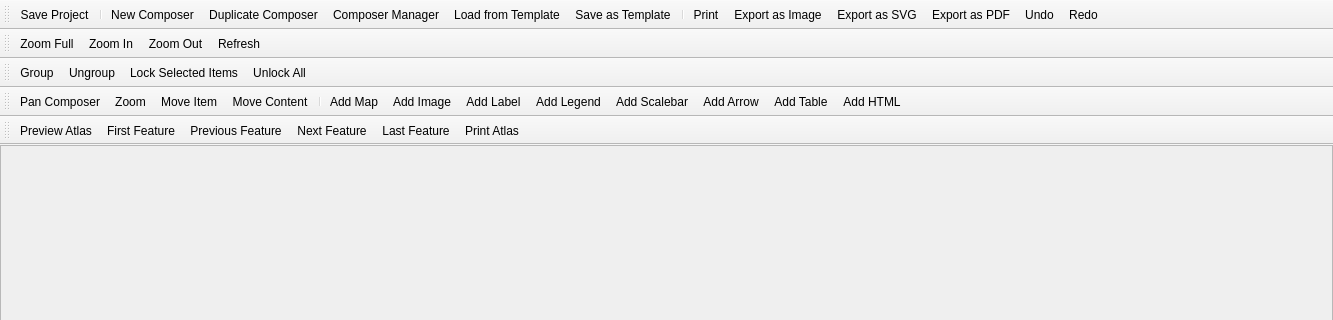
Above: src/ui/qgscomposerbase.ui from qgis/QGIS before the change; both pictures show x 0 to 1333 and y 0 to 320 of the 1333 by 609 pixel window. Below: the same form after it.
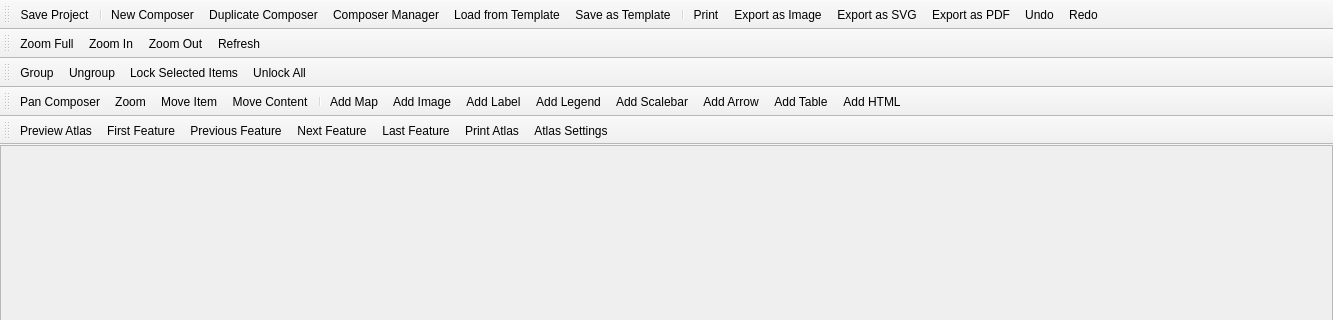
That is the form after the change. Icons and pictures are not drawn.

Commit message: [composer] Add shortcut to atlas settings to atlas toolbar and menu. Designed to make atlas features more discoverable for beginners

The edit to the form file:
```diff
--- a/src/ui/qgscomposerbase.ui
+++ b/src/ui/qgscomposerbase.ui
@@ -144,6 +144,7 @@
    <addaction name="mActionAtlasNext"/>
    <addaction name="mActionAtlasLast"/>
    <addaction name="mActionPrintAtlas"/>
+   <addaction name="mActionAtlasSettings"/>
   </widget>
   <action name="mActionPrint">
    <property name="checkable">
@@ -900,6 +901,15 @@
     <string>Export Atlas As PDF...</string>
    </property>
   </action>
+  <action name="mActionAtlasSettings">
+   <property name="icon">
+    <iconset resource="../../images/images.qrc">
+     <normaloff>:/images/themes/default/mActionSetProjection.svg</normaloff>:/images/themes/default/mActionSetProjection.svg</iconset>
+   </property>
+   <property name="text">
+    <string>Atlas Settings</string>
+   </property>
+  </action>
  </widget>
  <resources>
   <include location="../../images/images.qrc"/>
```
The commit also changes 2 other files.
